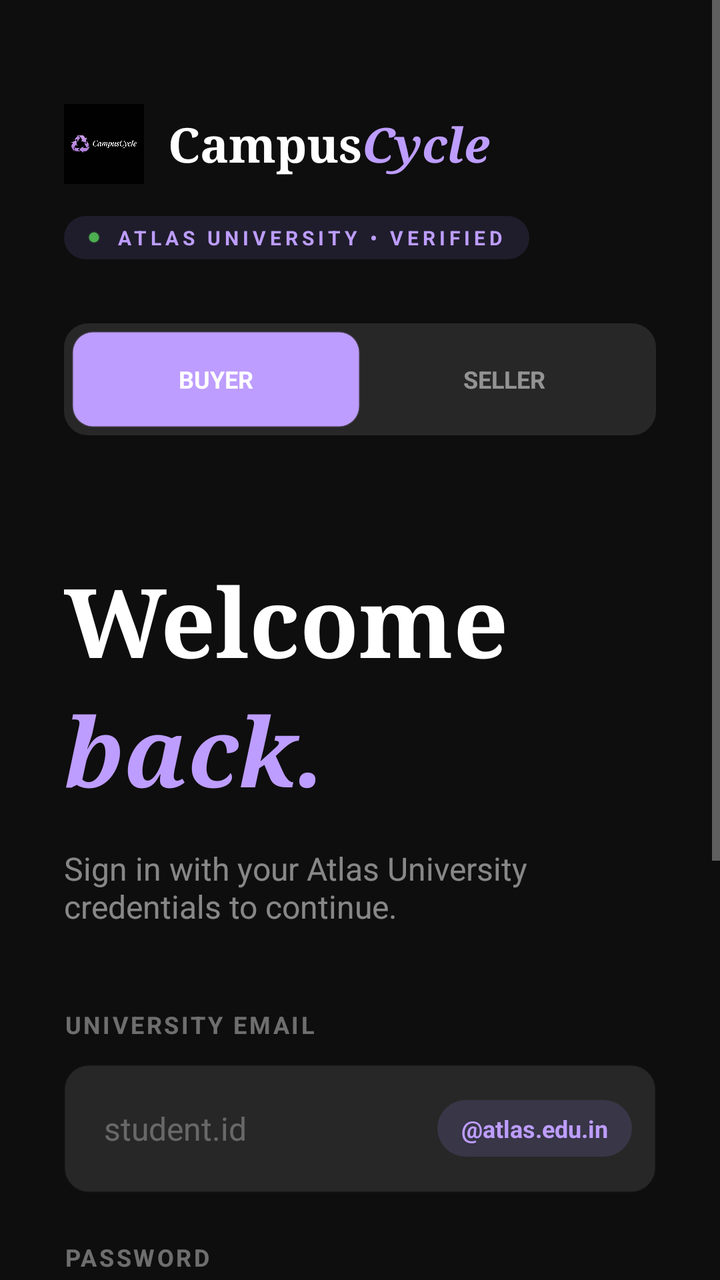
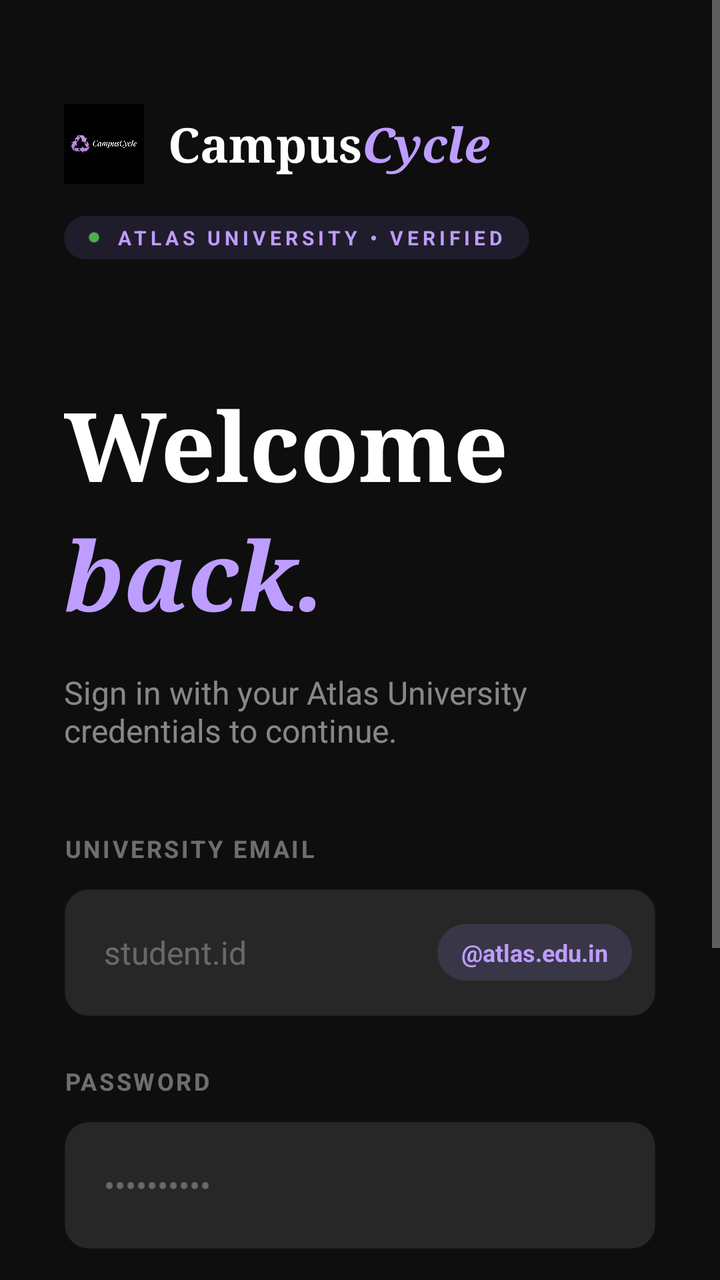

An Android layout rendered at two revisions. The XML below is the earlier revision; the diff shows what the commit changed to produce the second picture.
<!-- AndroidManifest.xml: application theme Theme.CampusCycle -->
<!-- res/layout/activity_login.xml -->
<?xml version="1.0" encoding="utf-8"?>
<ScrollView xmlns:android="http://schemas.android.com/apk/res/android"
    xmlns:app="http://schemas.android.com/apk/res-auto"
    xmlns:tools="http://schemas.android.com/tools"
    android:layout_width="match_parent"
    android:layout_height="match_parent"
    android:background="#0E0E0E"
    android:fillViewport="true">

    <androidx.constraintlayout.widget.ConstraintLayout
        android:layout_width="match_parent"
        android:layout_height="wrap_content"
        android:padding="32dp">

        
        <LinearLayout
            android:id="@+id/brandContainer"
            android:layout_width="wrap_content"
            android:layout_height="wrap_content"
            android:layout_marginTop="20dp"
            android:gravity="center_vertical"
            android:orientation="horizontal"
            app:layout_constraintStart_toStartOf="parent"
            app:layout_constraintTop_toTopOf="parent">

            <ImageView
                android:layout_width="40dp"
                android:layout_height="40dp"
                android:src="@drawable/campuscycle_logo" />

            <TextView
                android:layout_width="wrap_content"
                android:layout_height="wrap_content"
                android:layout_marginStart="12dp"
                android:fontFamily="serif"
                android:text="Campus"
                android:textColor="@color/white"
                android:textSize="24sp"
                android:textStyle="bold" />

            <TextView
                android:layout_width="wrap_content"
                android:layout_height="wrap_content"
                android:fontFamily="serif"
                android:text="Cycle"
                android:textColor="@color/primary_violet"
                android:textSize="24sp"
                android:textStyle="bold|italic" />
        </LinearLayout>

        
        <LinearLayout
            android:id="@+id/badge"
            android:layout_width="wrap_content"
            android:layout_height="wrap_content"
            android:layout_marginTop="16dp"
            android:background="@drawable/card_background"
            android:backgroundTint="#1F9D8BFF"
            android:gravity="center_vertical"
            android:paddingHorizontal="12dp"
            android:paddingVertical="4dp"
            app:layout_constraintStart_toStartOf="parent"
            app:layout_constraintTop_toBottomOf="@id/brandContainer">

            <View
                android:layout_width="6dp"
                android:layout_height="6dp"
                android:background="@drawable/segmented_control_item_selected"
                android:backgroundTint="@color/verified_green" />

            <TextView
                android:layout_width="wrap_content"
                android:layout_height="wrap_content"
                android:layout_marginStart="8dp"
                android:letterSpacing="0.2"
                android:text="ATLAS UNIVERSITY • VERIFIED"
                android:textColor="@color/primary_violet"
                android:textSize="10sp"
                android:textStyle="bold" />
        </LinearLayout>

        <LinearLayout
            android:id="@+id/segmentedControl"
            android:layout_width="match_parent"
            android:layout_height="56dp"
            android:layout_marginTop="32dp"
            android:background="@drawable/segmented_control_bg"
            android:backgroundTint="#1AFFFFFF"
            android:orientation="horizontal"
            android:padding="4dp"
            app:layout_constraintTop_toBottomOf="@id/badge">

            <TextView
                android:id="@+id/btnLoginModeBuyer"
                android:layout_width="0dp"
                android:layout_height="match_parent"
                android:layout_weight="1"
                android:background="@drawable/segmented_control_item_selected"
                android:backgroundTint="@color/primary_violet"
                android:gravity="center"
                android:text="BUYER"
                android:textColor="@color/white"
                android:textSize="12sp"
                android:textStyle="bold" />

            <TextView
                android:id="@+id/btnLoginModeSeller"
                android:layout_width="0dp"
                android:layout_height="match_parent"
                android:layout_weight="1"
                android:gravity="center"
                android:text="SELLER"
                android:textColor="#80FFFFFF"
                android:textSize="12sp"
                android:textStyle="bold" />
        </LinearLayout>

        <TextView
            android:id="@+id/tvWelcome"
            android:layout_width="wrap_content"
            android:layout_height="wrap_content"
            android:layout_marginTop="60dp"
            android:fontFamily="serif"
            android:text="Welcome"
            android:textColor="@color/white"
            android:textSize="48sp"
            android:textStyle="bold"
            app:layout_constraintStart_toStartOf="parent"
            app:layout_constraintTop_toBottomOf="@id/segmentedControl" />

        <TextView
            android:id="@+id/tvBack"
            android:layout_width="wrap_content"
            android:layout_height="wrap_content"
            android:fontFamily="serif"
            android:text="back."
            android:textColor="@color/primary_violet"
            android:textSize="48sp"
            android:textStyle="bold|italic"
            app:layout_constraintStart_toStartOf="parent"
            app:layout_constraintTop_toBottomOf="@id/tvWelcome" />

        <TextView
            android:id="@+id/tvSubtext"
            android:layout_width="0dp"
            android:layout_height="wrap_content"
            android:layout_marginTop="16dp"
            android:text="Sign in with your Atlas University credentials to continue."
            android:textColor="#80FFFFFF"
            android:textSize="16sp"
            app:layout_constraintEnd_toEndOf="parent"
            app:layout_constraintStart_toStartOf="parent"
            app:layout_constraintTop_toBottomOf="@id/tvBack" />

        
        <LinearLayout
            android:id="@+id/form"
            android:layout_width="match_parent"
            android:layout_height="wrap_content"
            android:layout_marginTop="40dp"
            android:orientation="vertical"
            app:layout_constraintTop_toBottomOf="@id/tvSubtext">

            <TextView
                android:layout_width="wrap_content"
                android:layout_height="wrap_content"
                android:layout_marginBottom="12dp"
                android:letterSpacing="0.1"
                android:text="UNIVERSITY EMAIL"
                android:textColor="#66FFFFFF"
                android:textSize="12sp"
                android:textStyle="bold" />

            <RelativeLayout
                android:layout_width="match_parent"
                android:layout_height="64dp"
                android:layout_marginBottom="24dp"
                android:background="@drawable/edit_text_background"
                android:backgroundTint="#1AFFFFFF">

                <EditText
                    android:id="@+id/etEmail"
                    android:layout_width="match_parent"
                    android:layout_height="match_parent"
                    android:background="@null"
                    android:hint="student.id"
                    android:inputType="textEmailAddress"
                    android:paddingHorizontal="20dp"
                    android:textColor="@color/white"
                    android:textColorHint="#4DFFFFFF"
                    android:textSize="16sp" />

                <TextView
                    android:layout_width="wrap_content"
                    android:layout_height="wrap_content"
                    android:layout_alignParentEnd="true"
                    android:layout_centerVertical="true"
                    android:layout_marginEnd="12dp"
                    android:background="@drawable/card_background"
                    android:backgroundTint="#269D8BFF"
                    android:paddingHorizontal="12dp"
                    android:paddingVertical="6dp"
                    android:text="@atlas.edu.in"
                    android:textColor="@color/primary_violet"
                    android:textSize="12sp"
                    android:textStyle="bold" />
            </RelativeLayout>

            <TextView
                android:layout_width="wrap_content"
                android:layout_height="wrap_content"
                android:layout_marginBottom="12dp"
                android:letterSpacing="0.1"
                android:text="PASSWORD"
                android:textColor="#66FFFFFF"
                android:textSize="12sp"
                android:textStyle="bold" />

            <RelativeLayout
                android:layout_width="match_parent"
                android:layout_height="64dp"
                android:background="@drawable/edit_text_background"
                android:backgroundTint="#1AFFFFFF">

                <EditText
                    android:id="@+id/etUniversityId"
                    android:layout_width="match_parent"
                    android:layout_height="match_parent"
                    android:background="@null"
                    android:hint="••••••••••"
                    android:inputType="textPassword"
                    android:paddingHorizontal="20dp"
                    android:textColor="@color/white"
                    android:textColorHint="#4DFFFFFF"
                    android:textSize="16sp" />
            </RelativeLayout>

            <TextView
                android:id="@+id/tvForgotPassword"
                android:layout_width="wrap_content"
                android:layout_height="wrap_content"
                android:layout_gravity="end"
                android:layout_marginTop="12dp"
                android:text="FORGOT PASSWORD?"
                android:textColor="@color/primary_violet"
                android:textSize="12sp"
                android:textStyle="bold" />

            <TextView
                android:id="@+id/tvError"
                android:layout_width="match_parent"
                android:layout_height="wrap_content"
                android:layout_marginTop="8dp"
                android:textColor="@color/error_red"
                android:textSize="12sp"
                android:visibility="gone" />

        </LinearLayout>

        <Button
            android:id="@+id/btnLogin"
            android:layout_width="match_parent"
            android:layout_height="64dp"
            android:layout_marginTop="40dp"
            android:background="@drawable/btn_primary_gradient"
            android:text="SIGN IN  →"
            android:textColor="@color/white"
            android:textSize="16sp"
            android:textStyle="bold"
            app:backgroundTint="@null"
            app:layout_constraintTop_toBottomOf="@id/form" />

        <LinearLayout
            android:layout_width="wrap_content"
            android:layout_height="wrap_content"
            android:layout_marginTop="32dp"
            android:layout_marginBottom="24dp"
            android:orientation="horizontal"
            app:layout_constraintBottom_toBottomOf="parent"
            app:layout_constraintEnd_toEndOf="parent"
            app:layout_constraintStart_toStartOf="parent"
            app:layout_constraintTop_toBottomOf="@id/btnLogin">

            <TextView
                android:layout_width="wrap_content"
                android:layout_height="wrap_content"
                android:text="New to CampusCycle? "
                android:textColor="#66FFFFFF"
                android:textSize="14sp" />

            <TextView
                android:id="@+id/tvGoToRegister"
                android:layout_width="wrap_content"
                android:layout_height="wrap_content"
                android:text="Create account"
                android:textColor="@color/primary_violet"
                android:textSize="14sp"
                android:textStyle="bold" />
        </LinearLayout>

    </androidx.constraintlayout.widget.ConstraintLayout>
</ScrollView>
<!-- resources referenced by this layout -->
<resources>
  <color name="error_red">#ff5252</color>
  <color name="primary_violet">#bd9dff</color>
  <color name="verified_green">#4caf50</color>
  <color name="white">#ffffff</color>
  <!-- drawable btn_primary_gradient (drawable) -->
  <?xml version="1.0" encoding="utf-8"?>
  <shape xmlns:android="http://schemas.android.com/apk/res/android"
      android:shape="rectangle">
      <gradient
          android:angle="135"
          android:startColor="@color/primary_violet"
          android:endColor="@color/primary_violet_dim"
          android:type="linear" />
      <corners android:radius="100dp" /> 
  </shape>
  <!-- drawable campuscycle_logo: png bitmap (drawable, 280999 bytes) -->
  <!-- drawable card_background (drawable) -->
  <?xml version="1.0" encoding="utf-8"?>
  <shape xmlns:android="http://schemas.android.com/apk/res/android"
      android:shape="rectangle">
      <solid android:color="@color/surface_container_low" />
      <corners android:radius="16dp" />
  </shape>
  <!-- drawable edit_text_background (drawable) -->
  <?xml version="1.0" encoding="utf-8"?>
  <layer-list xmlns:android="http://schemas.android.com/apk/res/android">
      <item>
          <shape android:shape="rectangle">
              <solid android:color="@color/surface_container_highest" />
              <corners android:radius="12dp" />
              <stroke
                  android:width="1dp"
                  android:color="@color/ghost_border" />
          </shape>
      </item>
  </layer-list>
  <!-- drawable segmented_control_bg (drawable) -->
  <?xml version="1.0" encoding="utf-8"?>
  <shape xmlns:android="http://schemas.android.com/apk/res/android"
      android:shape="rectangle">
      <solid android:color="@color/surface_container_low" />
      <corners android:radius="12dp" />
  </shape>
  <!-- drawable segmented_control_item_selected (drawable) -->
  <?xml version="1.0" encoding="utf-8"?>
  <shape xmlns:android="http://schemas.android.com/apk/res/android"
      android:shape="rectangle">
      <solid android:color="@color/surface_container_highest" />
      <corners android:radius="10dp" />
      <stroke
          android:width="1dp"
          android:color="@color/ghost_border" />
  </shape>
  <style name="Theme.CampusCycle" parent="Theme.Material3.Dark.NoActionBar">
          <item name="android:windowBackground">@color/surface_base</item>
          <item name="colorPrimary">@color/primary_violet</item>
          <item name="colorSecondary">@color/secondary_accent</item>
          <item name="android:textColorPrimary">@color/text_headline</item>
          <item name="android:textColorSecondary">@color/text_body</item>
          <item name="android:textColorHint">@color/text_hint</item>
          <item name="android:statusBarColor">@color/surface_base</item>
          <item name="android:navigationBarColor">@color/surface_base</item>
      </style>
  <color name="primary_violet_dim">#8a4cfc</color>
  <color name="surface_container_low">#131313</color>
  <color name="surface_container_highest">#262626</color>
  <color name="ghost_border">#26ffffff</color>
  <color name="surface_base">#0e0e0e</color>
  <color name="secondary_accent">#c38bf5</color>
  <color name="text_headline">#ffffff</color>
  <color name="text_body">#adaaaa</color>
  <color name="text_hint">#4e4e4e</color>
</resources>

<!-- the commit's change to res/layout/activity_login.xml (unified diff, before → after) -->
@@ -79,41 +79,6 @@
                 android:textStyle="bold" />
         </LinearLayout>
 
-        <LinearLayout
-            android:id="@+id/segmentedControl"
-            android:layout_width="match_parent"
-            android:layout_height="56dp"
-            android:layout_marginTop="32dp"
-            android:background="@drawable/segmented_control_bg"
-            android:backgroundTint="#1AFFFFFF"
-            android:orientation="horizontal"
-            android:padding="4dp"
-            app:layout_constraintTop_toBottomOf="@id/badge">
-
-            <TextView
-                android:id="@+id/btnLoginModeBuyer"
-                android:layout_width="0dp"
-                android:layout_height="match_parent"
-                android:layout_weight="1"
-                android:background="@drawable/segmented_control_item_selected"
-                android:backgroundTint="@color/primary_violet"
-                android:gravity="center"
-                android:text="BUYER"
-                android:textColor="@color/white"
-                android:textSize="12sp"
-                android:textStyle="bold" />
-
-            <TextView
-                android:id="@+id/btnLoginModeSeller"
-                android:layout_width="0dp"
-                android:layout_height="match_parent"
-                android:layout_weight="1"
-                android:gravity="center"
-                android:text="SELLER"
-                android:textColor="#80FFFFFF"
-                android:textSize="12sp"
-                android:textStyle="bold" />
-        </LinearLayout>
 
         <TextView
             android:id="@+id/tvWelcome"
@@ -126,7 +91,7 @@
             android:textSize="48sp"
             android:textStyle="bold"
             app:layout_constraintStart_toStartOf="parent"
-            app:layout_constraintTop_toBottomOf="@id/segmentedControl" />
+            app:layout_constraintTop_toBottomOf="@id/badge" />
 
         <TextView
             android:id="@+id/tvBack"
<!-- resource entries referenced after the edit -->
@@ -36,13 +36,6 @@
           </shape>
       </item>
   </layer-list>
-  <!-- drawable segmented_control_bg (drawable) -->
-  <?xml version="1.0" encoding="utf-8"?>
-  <shape xmlns:android="http://schemas.android.com/apk/res/android"
-      android:shape="rectangle">
-      <solid android:color="@color/surface_container_low" />
-      <corners android:radius="12dp" />
-  </shape>
   <!-- drawable segmented_control_item_selected (drawable) -->
   <?xml version="1.0" encoding="utf-8"?>
   <shape xmlns:android="http://schemas.android.com/apk/res/android"
